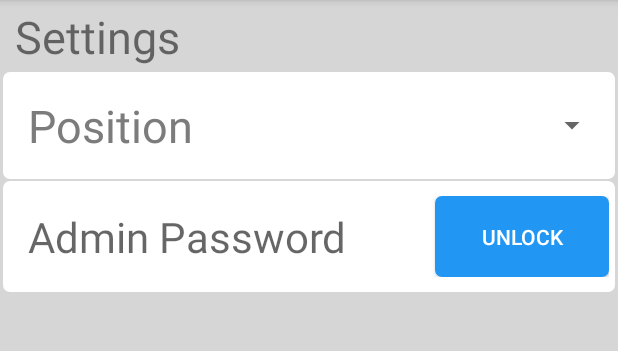
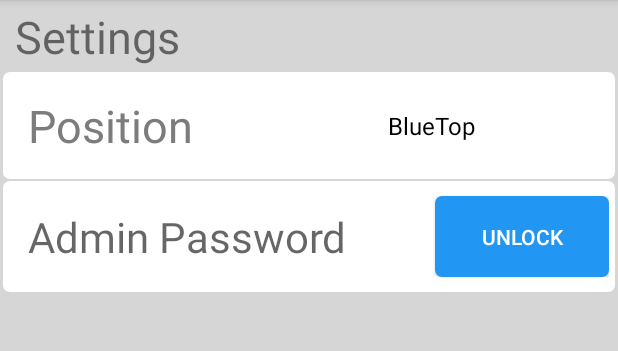
Before and after one commit to theultracorgi/FRC930_Scouting_App, an Android app: the Settings screen opened directly, with no data from a screen before it, on a phone screen of 412 x 824 dp, the part 84-435 px from its top. Run offline under Robolectric (Android 15) with nearby library versions, the phone set to English and light mode, and no system bars.

Commit message:
new app icon, along with updated apk

```diff
--- a/Watching_Extremely_Awesome_Robots_safely/WEARs/src/main/AndroidManifest.xml
+++ b/Watching_Extremely_Awesome_Robots_safely/WEARs/src/main/AndroidManifest.xml
@@ -14,7 +14,7 @@
 
     <application
         android:allowBackup="true"
-        android:icon="@drawable/avatar2_trans"
+        android:icon="@drawable/app_icon"
         android:label="WEARs"
         android:roundIcon="@mipmap/ic_launcher_round"
         android:supportsRtl="true"
--- a/Watching_Extremely_Awesome_Robots_safely/WEARs/src/main/res/layout/activity_settings.xml
+++ b/Watching_Extremely_Awesome_Robots_safely/WEARs/src/main/res/layout/activity_settings.xml
@@ -66,7 +66,7 @@
                 android:layout_weight=".5"
                 android:paddingLeft="5dp"
                 android:paddingRight="5dp"
-                android:entries="@array/ScouterPos"
+                android:entries="@array/scouterPos"
                 android:popupTheme="@style/mySpinnerItemStyle"
                 tools:ignore="HardcodedText" />
 
```
Also changed, not shown: 1 other file.
